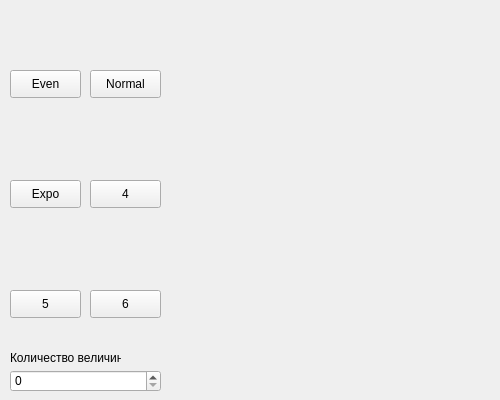
This is main.ui in ayyansea/randomgen as Qt 5 draws it before an edit. The edited form follows.
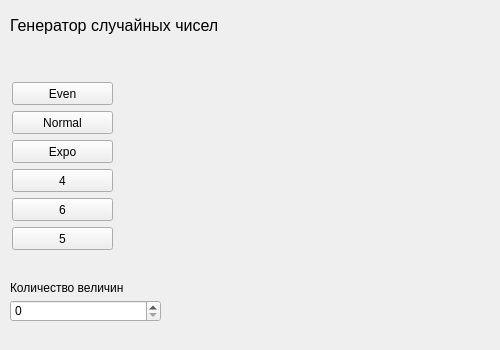
This is the edited form. Custom widgets are drawn as their Qt base class.

```diff
--- a/main.ui
+++ b/main.ui
@@ -7,9 +7,27 @@
     <x>0</x>
     <y>0</y>
     <width>500</width>
-    <height>400</height>
+    <height>350</height>
    </rect>
   </property>
+  <property name="sizePolicy">
+   <sizepolicy hsizetype="Fixed" vsizetype="Fixed">
+    <horstretch>0</horstretch>
+    <verstretch>0</verstretch>
+   </sizepolicy>
+  </property>
+  <property name="minimumSize">
+   <size>
+    <width>500</width>
+    <height>350</height>
+   </size>
+  </property>
+  <property name="maximumSize">
+   <size>
+    <width>500</width>
+    <height>350</height>
+   </size>
+  </property>
   <property name="windowTitle">
    <string>Randomgen</string>
   </property>
@@ -17,20 +35,20 @@
    <widget class="PlotWidget" name="widget" native="true">
     <property name="geometry">
      <rect>
-      <x>170</x>
-      <y>70</y>
-      <width>321</width>
-      <height>251</height>
+      <x>130</x>
+      <y>68</y>
+      <width>361</width>
+      <height>201</height>
      </rect>
     </property>
    </widget>
    <widget class="QPushButton" name="pushButton">
     <property name="geometry">
      <rect>
-      <x>10</x>
-      <y>70</y>
-      <width>71</width>
-      <height>28</height>
+      <x>12</x>
+      <y>82</y>
+      <width>101</width>
+      <height>23</height>
      </rect>
     </property>
     <property name="text">
@@ -40,10 +58,10 @@
    <widget class="QPushButton" name="pushButton_2">
     <property name="geometry">
      <rect>
-      <x>90</x>
-      <y>70</y>
-      <width>71</width>
-      <height>28</height>
+      <x>12</x>
+      <y>111</y>
+      <width>101</width>
+      <height>23</height>
      </rect>
     </property>
     <property name="text">
@@ -53,10 +71,10 @@
    <widget class="QPushButton" name="pushButton_4">
     <property name="geometry">
      <rect>
-      <x>90</x>
-      <y>180</y>
-      <width>71</width>
-      <height>28</height>
+      <x>12</x>
+      <y>169</y>
+      <width>101</width>
+      <height>23</height>
      </rect>
     </property>
     <property name="text">
@@ -66,10 +84,10 @@
    <widget class="QPushButton" name="pushButton_3">
     <property name="geometry">
      <rect>
-      <x>10</x>
-      <y>180</y>
-      <width>71</width>
-      <height>28</height>
+      <x>12</x>
+      <y>140</y>
+      <width>101</width>
+      <height>23</height>
      </rect>
     </property>
     <property name="text">
@@ -79,10 +97,10 @@
    <widget class="QPushButton" name="pushButton_5">
     <property name="geometry">
      <rect>
-      <x>90</x>
-      <y>290</y>
-      <width>71</width>
-      <height>28</height>
+      <x>12</x>
+      <y>198</y>
+      <width>101</width>
+      <height>23</height>
      </rect>
     </property>
     <property name="text">
@@ -92,10 +110,10 @@
    <widget class="QPushButton" name="pushButton_6">
     <property name="geometry">
      <rect>
-      <x>10</x>
-      <y>290</y>
-      <width>71</width>
-      <height>28</height>
+      <x>12</x>
+      <y>227</y>
+      <width>101</width>
+      <height>23</height>
      </rect>
     </property>
     <property name="text">
@@ -106,7 +124,7 @@
     <property name="geometry">
      <rect>
       <x>10</x>
-      <y>370</y>
+      <y>300</y>
       <width>151</width>
       <height>22</height>
      </rect>
@@ -119,15 +137,39 @@
     <property name="geometry">
      <rect>
       <x>10</x>
-      <y>350</y>
-      <width>111</width>
+      <y>280</y>
+      <width>151</width>
       <height>16</height>
      </rect>
     </property>
+    <property name="font">
+     <font>
+      <family>MS Shell Dlg 2</family>
+     </font>
+    </property>
     <property name="text">
      <string>Количество величин</string>
     </property>
    </widget>
+   <widget class="QLabel" name="label_2">
+    <property name="geometry">
+     <rect>
+      <x>10</x>
+      <y>10</y>
+      <width>421</width>
+      <height>31</height>
+     </rect>
+    </property>
+    <property name="font">
+     <font>
+      <family>MS Shell Dlg 2</family>
+      <pointsize>12</pointsize>
+     </font>
+    </property>
+    <property name="text">
+     <string>Генератор случайных чисел </string>
+    </property>
+   </widget>
   </widget>
  </widget>
  <customwidgets>
```
